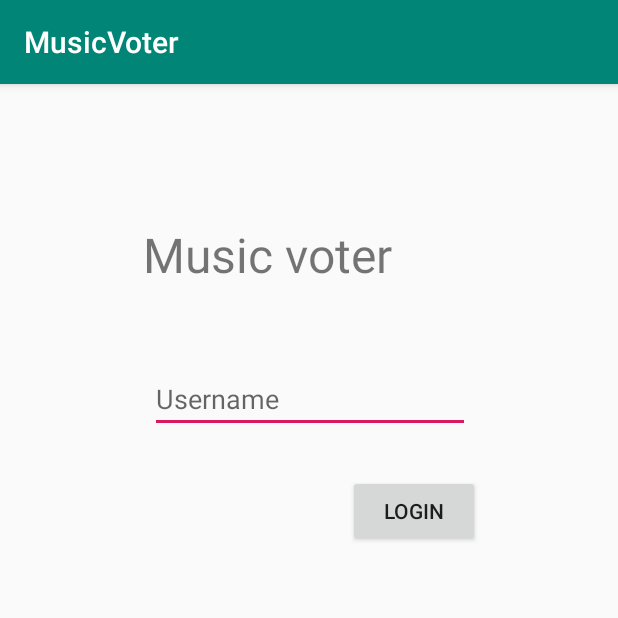
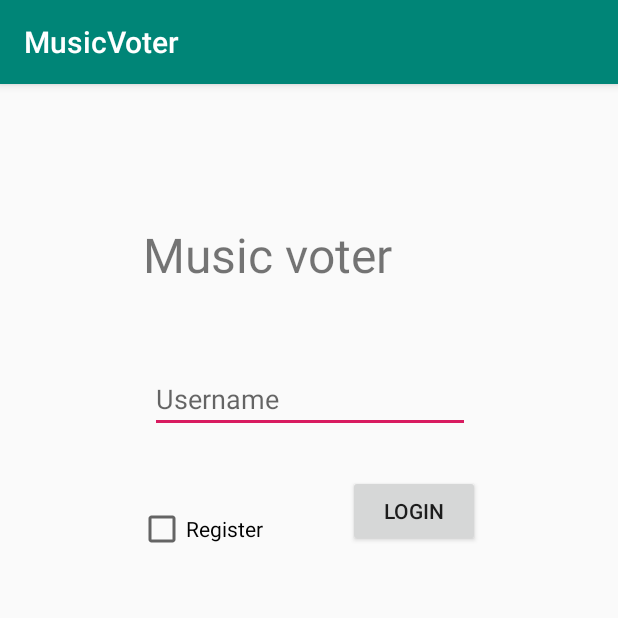
Before and after one commit to ViktorBarzin/music-voter, an Android app: the screen it shows after launch (LoginActivity), on a phone screen of 412 x 824 dp, the top half of it. Run offline under Robolectric (Android 15) with nearby library versions, the phone set to English and light mode, and no system bars.

Commit message:
added check for registration

```diff
--- a/android-client/app/src/main/res/layout/activity_login.xml
+++ b/android-client/app/src/main/res/layout/activity_login.xml
@@ -32,4 +32,12 @@
             android:id="@+id/textView3" app:layout_constraintStart_toStartOf="parent" android:layout_marginStart="8dp"
             app:layout_constraintEnd_toEndOf="parent" android:layout_marginEnd="8dp" android:layout_marginTop="92dp"
             app:layout_constraintTop_toTopOf="parent" app:layout_constraintHorizontal_bias="0.381"/>
+    <CheckBox
+            android:text="Register"
+            android:layout_width="wrap_content"
+            android:layout_height="wrap_content"
+            android:id="@+id/registerCheckBox" app:layout_constraintStart_toStartOf="parent"
+            android:layout_marginStart="92dp" android:layout_marginTop="8dp"
+            app:layout_constraintTop_toBottomOf="@+id/usernameField" android:layout_marginBottom="8dp"
+            app:layout_constraintBottom_toBottomOf="parent" app:layout_constraintVertical_bias="0.082"/>
 </android.support.constraint.ConstraintLayout>
```
Also changed, not shown: android-client/app/src/main/java/com/example/project/musicvoter/LoginActivity.kt (+8 -0 lines).
